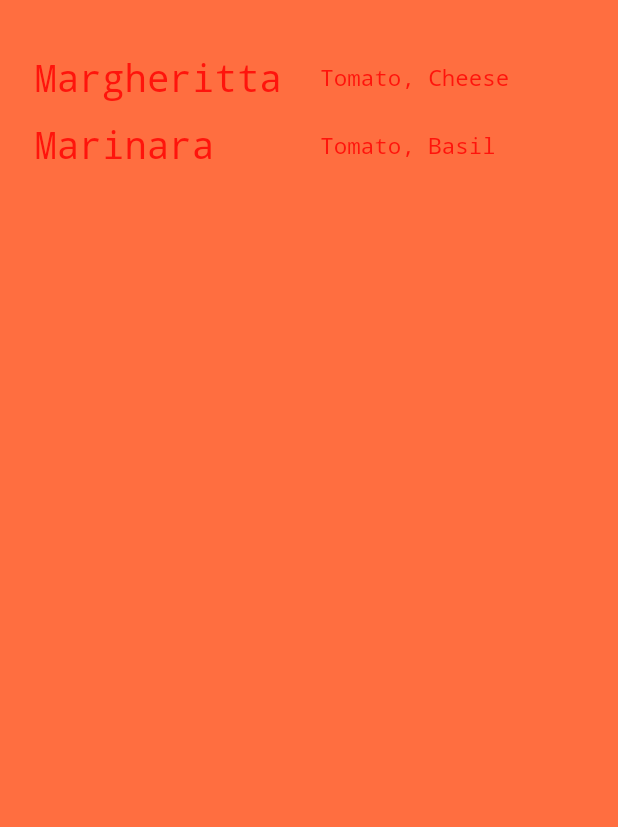
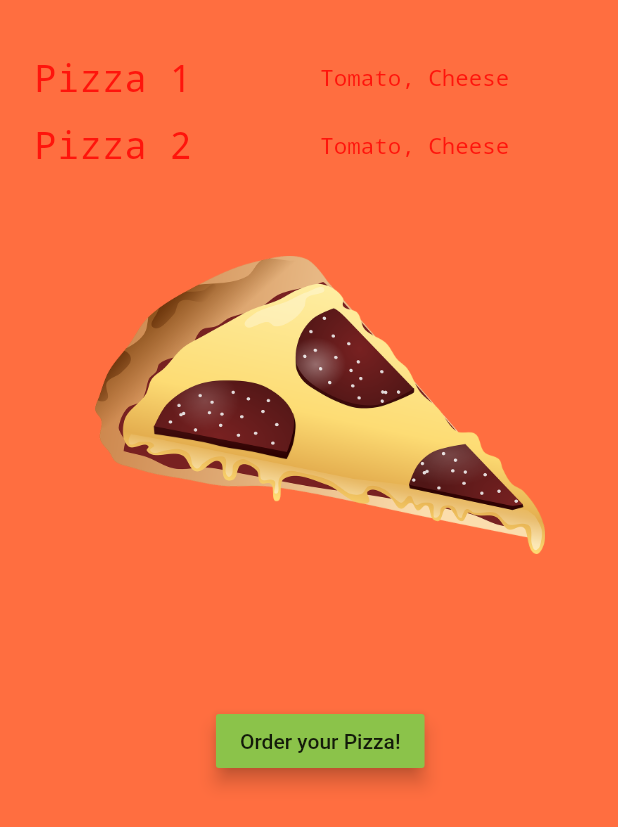
Before and after one commit to jcripley1992/hello_flutter, a Flutter app: the screen it shows after launch, on a phone screen of 412 x 824 dp. Shown: the top 827 px of the screen. Run offline on Flutter 3.47's test engine with Material 2 defaults, Android fonts, the phone set to English and light mode, and no system bars.

Commit message:
Pizza app improvements and widget usage

```diff
--- a/app_widgets/lib/ui/home.dart
+++ b/app_widgets/lib/ui/home.dart
@@ -10,13 +10,30 @@ class Home extends StatelessWidget {
           color: Colors.deepOrangeAccent,
           child: Column(
             children: <Widget>[
-              Padding(
+              PizzaItem(name: "Pizza 1"),
+              PizzaItem(name: "Pizza 2"),
+              PizzaImagewidget(),
+              OrderButton()
+            ],
+          )),
+    );
+  }
+}
+
+class PizzaItem extends StatelessWidget {
+  String name;
+
+  PizzaItem({Key key, @required this.name }) : super(key: key);
+
+  @override
+  Widget build(BuildContext context) {
+    return Padding(
       padding: const EdgeInsets.all(8.0),
       child: Row(
         children: <Widget>[
           Expanded(
               child: Text(
-                      "Margheritta",
+            this.name,
             textDirection: TextDirection.ltr,
             style: TextStyle(
                 fontSize: 25.0,
@@ -34,34 +51,42 @@ class Home extends StatelessWidget {
           ))
         ],
       ),
-              ),
-              Padding(
-                padding: const EdgeInsets.all(8.0),
-                child: Row(
-                  children: <Widget>[
-                    Expanded(
-                        child: Text(
-                      "Marinara",
-                      textDirection: TextDirection.ltr,
-                      style: TextStyle(
-                          fontSize: 25.0,
-                          decoration: TextDecoration.none,
-                          fontWeight: FontWeight.normal),
-                    )),
-                    Expanded(
-                        child: Text(
-                      "Tomato, Basil",
-                      textDirection: TextDirection.ltr,
-                      style: TextStyle(
-                          fontSize: 15.0,
-                          decoration: TextDecoration.none,
-                          fontWeight: FontWeight.normal),
-                    ))
-                  ],
-                ),
-              ),
-            ],
-          )),
     );
   }
 }
+
+class PizzaImagewidget extends StatelessWidget {
+  @override
+  Widget build(BuildContext context) {
+    AssetImage pizzaAsset = AssetImage('images/pizza1.png');
+    Image image = Image(
+      image: pizzaAsset,
+      width: 300.0,
+      height: 300.0,
+    );
+    return Container(child: image);
+  }
+}
+
+class OrderButton extends StatelessWidget {
+  @override
+  Widget build(BuildContext context) {
+    var button = Container(
+        margin: EdgeInsets.only(top: 50.0),
+        child: RaisedButton(
+          child: Text("Order your Pizza!"),
+          color: Colors.lightGreen,
+          elevation: 5.0,
+          onPressed: () {
+            order(context);
+          },
+        ));
+    return button;
+  }
+
+  void order(BuildContext context) {
+    var alert = AlertDialog(
+        title: Text("Order Completed"), content: Text("Thanks for your order"));
+    showDialog(context: context, builder: (BuildContext context) => alert);
+  }
+}
--- a/app_widgets/pubspec.yaml
+++ b/app_widgets/pubspec.yaml
@@ -41,8 +41,8 @@ flutter:
   uses-material-design: true
 
   # To add assets to your application, add an assets section, like this:
-  # assets:
-  #  - images/a_dot_burr.jpeg
+  assets:
+   - images/pizza1.png
   #  - images/a_dot_ham.jpeg
 
   # An image asset can refer to one or more resolution-specific "variants", see
```
Also changed, not shown: app_widgets/images/pizza1.png (added). Lines whose indentation alone changed are shown as unchanged.
